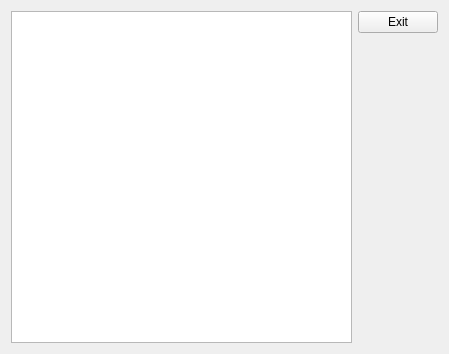
cog777/ArtilleryDuel, file mainwindow.ui: the form before one commit.
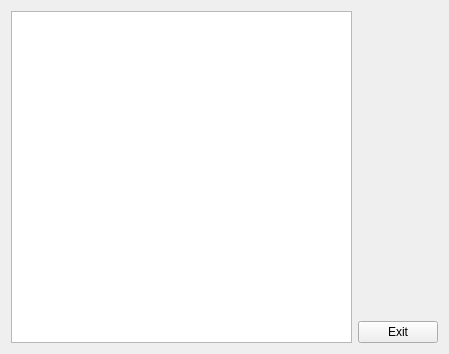
The form after the commit.

Patch:
```diff
--- a/mainwindow.ui
+++ b/mainwindow.ui
@@ -22,13 +22,6 @@
       </item>
       <item>
        <layout class="QVBoxLayout" name="verticalLayout">
-        <item>
-         <widget class="QPushButton" name="exitButton">
-          <property name="text">
-           <string>Exit</string>
-          </property>
-         </widget>
-        </item>
         <item>
          <spacer name="verticalSpacer">
           <property name="orientation">
@@ -42,6 +35,13 @@
           </property>
          </spacer>
         </item>
+        <item>
+         <widget class="QPushButton" name="exitButton">
+          <property name="text">
+           <string>Exit</string>
+          </property>
+         </widget>
+        </item>
        </layout>
       </item>
      </layout>
```
Left out of the diff: 2 changed lines with no effect on the pictures.
